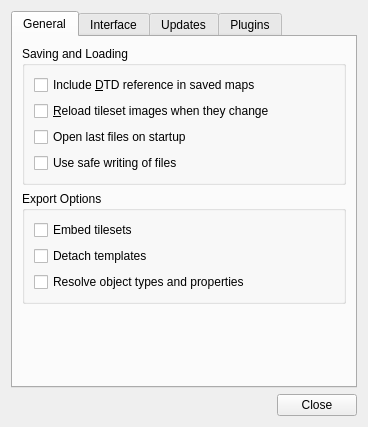
Old version of the form src/tiled/preferencesdialog.ui in the repository mapeditor/tiled.
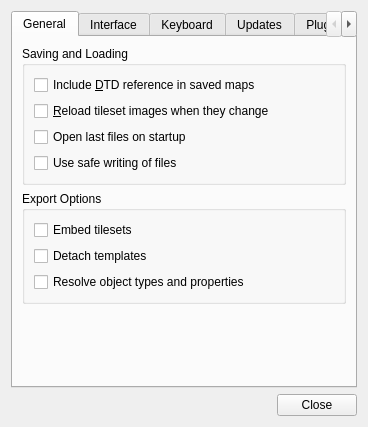
New version of the form. Custom widgets are drawn as their Qt base class.

Commit message:
WIP: Made keyboard shortcuts configurable
Still to do:

- [ ] Missing a number of actions (all QShortcuts and probably more)
- [ ] Allow resetting individual custom shortcuts
- [ ] Implement import/export of custom shortcuts
- [ ] Update model when actions are registered/unregistered

Closes #215

Patch:
```diff
--- a/src/tiled/preferencesdialog.ui
+++ b/src/tiled/preferencesdialog.ui
@@ -314,6 +314,11 @@
        </item>
       </layout>
      </widget>
+     <widget class="Tiled::ShortcutSettingsPage" name="keyboardTab">
+      <attribute name="title">
+       <string>Keyboard</string>
+      </attribute>
+     </widget>
      <widget class="QWidget" name="updatesTab">
       <attribute name="title">
        <string>Updates</string>
@@ -425,6 +430,12 @@
    <extends>QToolButton</extends>
    <header>colorbutton.h</header>
   </customwidget>
+  <customwidget>
+   <class>Tiled::ShortcutSettingsPage</class>
+   <extends>QWidget</extends>
+   <header>shortcutsettingspage.h</header>
+   <container>1</container>
+  </customwidget>
  </customwidgets>
  <tabstops>
   <tabstop>tabWidget</tabstop>
```
The commit also changes 10 other files.
